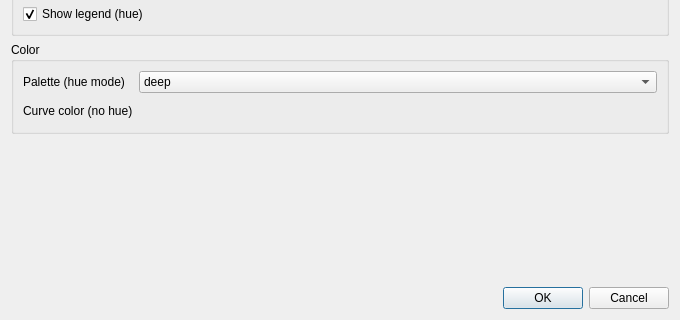
The window that src/DAGui/DAChartAddStatsEcdfplotWidget.ui (czyt1988/data-workbench) describes before a commit, drawn with Qt 5; both pictures show x 0 to 680 and y 260 to 580 of the 680 by 580 pixel window.
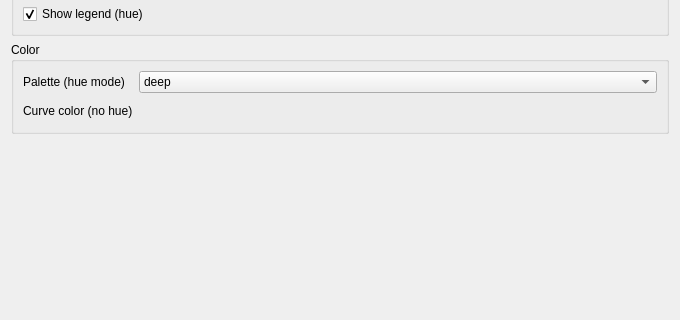
The same window after the commit. Custom widgets are drawn as their Qt base class.

Diff of the .ui file:
```diff
--- a/src/DAGui/DAChartAddStatsEcdfplotWidget.ui
+++ b/src/DAGui/DAChartAddStatsEcdfplotWidget.ui
@@ -233,13 +233,6 @@
      </property>
     </spacer>
    </item>
-   <item>
-    <widget class="QDialogButtonBox" name="buttonBox">
-     <property name="standardButtons">
-      <set>QDialogButtonBox::Cancel|QDialogButtonBox::Ok</set>
-     </property>
-    </widget>
-   </item>
   </layout>
  </widget>
  <customwidgets>
```
